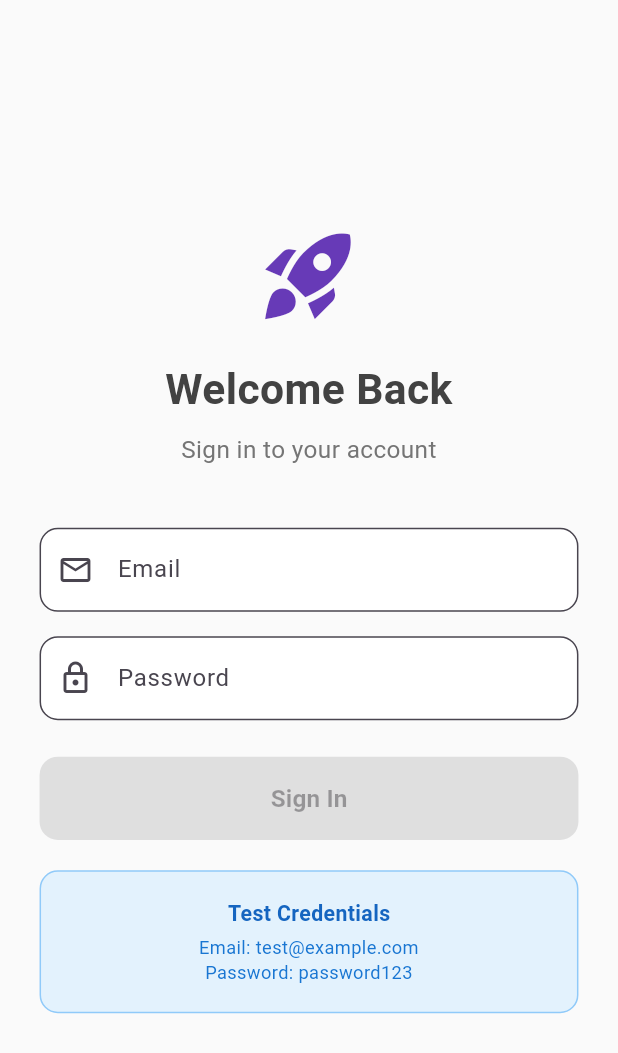
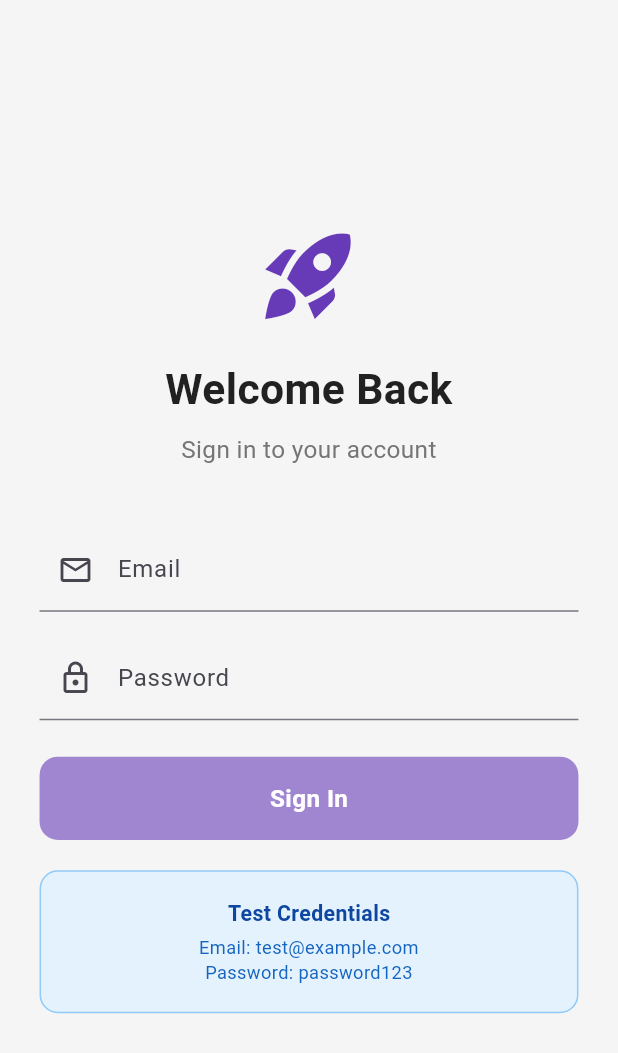
Before and after one commit to Roman4466/RedRocketTestTask, a Flutter app: the screen it shows after launch, on a phone screen of 412 x 824 dp. Shown: the top 1053 px of the screen. Run offline on Flutter 3.47's test engine with Material 3 defaults, Android fonts, the phone set to English and light mode, and no system bars; drawn by our look-alikes of reactive_forms; our stand-ins replace bloc, dio, equatable, flutter_bloc, flutter_dotenv, flutter_screenutil and 6 more.

Commit message:
Added styles

```diff
--- /dev/null
+++ b/lib/core/thema/app_colors.dart
@@ -0,0 +1,60 @@
+// lib/core/theme/app_colors.dart
+import 'package:flutter/material.dart';
+
+class AppColors {
+  // Primary Colors
+  static const Color primary = Color(0xFF673AB7); // Deep Purple
+  static const Color primaryLight = Color(0xFF9575CD);
+  static const Color primaryDark = Color(0xFF512DA8);
+
+  // Secondary Colors
+  static const Color secondary = Color(0xFF2196F3); // Blue
+  static const Color secondaryLight = Color(0xFF64B5F6);
+  static const Color secondaryDark = Color(0xFF1976D2);
+
+  // Background Colors
+  static const Color background = Color(0xFFF5F5F5);
+  static const Color surface = Color(0xFFFFFFFF);
+  static const Color surfaceVariant = Color(0xFFF0F0F0);
+
+  // Text Colors
+  static const Color textPrimary = Color(0xFF212121);
+  static const Color textSecondary = Color(0xFF757575);
+  static const Color textLight = Color(0xFF9E9E9E);
+  static const Color textOnPrimary = Color(0xFFFFFFFF);
+  static const Color textOnSecondary = Color(0xB3FFFFFF); // 70% opacity white
+
+  // Status Colors
+  static const Color error = Color(0xFFD32F2F);
+  static const Color success = Color(0xFF388E3C);
+  static const Color warning = Color(0xFFF57C00);
+  static const Color info = Color(0xFF1976D2);
+
+  // Test Credentials Box Colors
+  static const Color testCredentialsBg = Color(0xFFE3F2FD);
+  static const Color testCredentialsBorder = Color(0xFF90CAF9);
+  static const Color testCredentialsText = Color(0xFF1565C0);
+  static const Color testCredentialsTitle = Color(0xFF0D47A1);
+
+  // Card and Elevation Colors
+  static const Color cardBackground = Color(0xFFFFFFFF);
+  static const Color cardShadow = Color(0x1F000000);
+
+  // Input Field Colors
+  static const Color inputFill = Color(0xFFFFFFFF);
+  static const Color inputBorder = Color(0xFFE0E0E0);
+  static const Color inputFocused = primary;
+
+  // Gradients
+  static const LinearGradient primaryGradient = LinearGradient(
+    colors: [primary, primaryLight],
+    begin: Alignment.topLeft,
+    end: Alignment.bottomRight,
+  );
+
+  static const LinearGradient welcomeGradient = LinearGradient(
+    colors: [primary, Color(0xFF9575CD)],
+    begin: Alignment.topLeft,
+    end: Alignment.bottomRight,
+  );
+}
--- /dev/null
+++ b/lib/core/thema/app_text_styles.dart
@@ -0,0 +1,142 @@
+
+import 'package:flutter/material.dart';
+import 'package:flutter_screenutil/flutter_screenutil.dart';
+import 'app_colors.dart';
+
+class AppTextStyles {
+  // Headings
+  static TextStyle get h1 => TextStyle(
+    fontSize: 32.sp,
+    fontWeight: FontWeight.bold,
+    color: AppColors.textPrimary,
+  );
+
+  static TextStyle get h2 => TextStyle(
+    fontSize: 28.sp,
+    fontWeight: FontWeight.bold,
+    color: AppColors.textPrimary,
+  );
+
+  static TextStyle get h3 => TextStyle(
+    fontSize: 24.sp,
+    fontWeight: FontWeight.bold,
+    color: AppColors.textPrimary,
+  );
+
+  static TextStyle get h4 => TextStyle(
+    fontSize: 20.sp,
+    fontWeight: FontWeight.bold,
+    color: AppColors.textPrimary,
+  );
+
+  static TextStyle get h5 => TextStyle(
+    fontSize: 18.sp,
+    fontWeight: FontWeight.w600,
+    color: AppColors.textPrimary,
+  );
+
+  static TextStyle get h6 => TextStyle(
+    fontSize: 16.sp,
+    fontWeight: FontWeight.w600,
+    color: AppColors.textPrimary,
+  );
+
+  // Body Text
+  static TextStyle get bodyLarge => TextStyle(
+    fontSize: 16.sp,
+    fontWeight: FontWeight.normal,
+    color: AppColors.textPrimary,
+  );
+
+  static TextStyle get bodyMedium => TextStyle(
+    fontSize: 14.sp,
+    fontWeight: FontWeight.normal,
+    color: AppColors.textPrimary,
+  );
+
+  static TextStyle get bodySmall => TextStyle(
+    fontSize: 12.sp,
+    fontWeight: FontWeight.normal,
+    color: AppColors.textSecondary,
+  );
+
+  // Button Text
+  static TextStyle get buttonLarge => TextStyle(
+    fontSize: 16.sp,
+    fontWeight: FontWeight.w600,
+    color: AppColors.textOnPrimary,
+  );
+
+  static TextStyle get buttonMedium => TextStyle(
+    fontSize: 14.sp,
+    fontWeight: FontWeight.w600,
+    color: AppColors.textOnPrimary,
+  );
+
+  // Specialized Text Styles
+  static TextStyle get splashTitle => TextStyle(
+    fontSize: 32.sp,
+    fontWeight: FontWeight.bold,
+    color: AppColors.textOnPrimary,
+  );
+
+  static TextStyle get splashSubtitle => TextStyle(
+    fontSize: 16.sp,
+    fontWeight: FontWeight.normal,
+    color: AppColors.textOnSecondary,
+  );
+
+  static TextStyle get welcomeTitle => TextStyle(
+    fontSize: 28.sp,
+    fontWeight: FontWeight.bold,
+    color: AppColors.textPrimary,
+  );
+
+  static TextStyle get welcomeSubtitle => TextStyle(
+    fontSize: 16.sp,
+    fontWeight: FontWeight.normal,
+    color: AppColors.textSecondary,
+  );
+
+  static TextStyle get userNameStyle => TextStyle(
+    fontSize: 24.sp,
+    fontWeight: FontWeight.bold,
+    color: AppColors.textOnPrimary,
+  );
+
+  static TextStyle get userEmailStyle => TextStyle(
+    fontSize: 14.sp,
+    fontWeight: FontWeight.normal,
+    color: AppColors.textOnSecondary,
+  );
+
+  static TextStyle get cardTitle => TextStyle(
+    fontSize: 16.sp,
+    fontWeight: FontWeight.w600,
+    color: AppColors.textPrimary,
+  );
+
+  static TextStyle get cardSubtitle => TextStyle(
+    fontSize: 12.sp,
+    fontWeight: FontWeight.normal,
+    color: AppColors.textSecondary,
+  );
+
+  static TextStyle get testCredentialsTitle => TextStyle(
+    fontSize: 14.sp,
+    fontWeight: FontWeight.w600,
+    color: AppColors.testCredentialsTitle,
+  );
+
+  static TextStyle get testCredentialsBody => TextStyle(
+    fontSize: 12.sp,
+    fontWeight: FontWeight.normal,
+    color: AppColors.testCredentialsText,
+  );
+
+  static TextStyle get welcomeBackStyle => TextStyle(
+    fontSize: 16.sp,
+    fontWeight: FontWeight.normal,
+    color: AppColors.textOnSecondary,
+  );
+}
--- a/lib/presentation/pages/login/login_page.dart
+++ b/lib/presentation/pages/login/login_page.dart
@@ -3,9 +3,11 @@ import 'package:flutter_bloc/flutter_bloc.dart';
 import 'package:flutter_screenutil/flutter_screenutil.dart';
 import 'package:go_router/go_router.dart';
 import 'package:reactive_forms/reactive_forms.dart';
-import 'package:red_rocket_test_task/core/app_routes.dart';
 import 'package:red_rocket_test_task/l10n/l10n.dart';
 
+import '../../../core/app_routes.dart';
+import '../../../core/thema/app_colors.dart';
+import '../../../core/thema/app_text_styles.dart';
 import '../../bloc/auth_bloc.dart';
 
 class LoginPage extends StatefulWidget {
@@ -37,12 +39,12 @@ class _LoginPageState extends State<LoginPage> {
           context.go(AppRoutePaths.home);
         } else if (state is AuthError) {
           ScaffoldMessenger.of(context).showSnackBar(
-            SnackBar(content: Text(state.message), backgroundColor: Colors.red),
+            SnackBar(content: Text(state.message), backgroundColor: AppColors.error),
           );
         }
       },
       child: Scaffold(
-        backgroundColor: Colors.grey[50],
+        backgroundColor: AppColors.background,
         body: SafeArea(
           child: Padding(
             padding: EdgeInsets.all(24.w),
@@ -53,29 +55,26 @@ class _LoginPageState extends State<LoginPage> {
                   constraints: BoxConstraints(
                     minHeight: MediaQuery.of(context).size.height -
                         MediaQuery.of(context).padding.top -
-                        MediaQuery.of(context).padding.bottom - 48.w, // Account for padding
+                        MediaQuery.of(context).padding.bottom -
+                        48.w,
                   ),
                   child: IntrinsicHeight(
                     child: Column(
                       mainAxisAlignment: MainAxisAlignment.center,
                       crossAxisAlignment: CrossAxisAlignment.stretch,
                       children: [
-                        Icon(Icons.rocket_launch, size: 64.w, color: Colors.deepPurple),
+                        Icon(Icons.rocket_launch, size: 64.w, color: AppColors.primary),
                         SizedBox(height: 20.h),
                         Text(
                           l10n.welcomeBack,
                           textAlign: TextAlign.center,
-                          style: TextStyle(
-                            fontSize: 28.sp,
-                            fontWeight: FontWeight.bold,
-                            color: Colors.grey[800],
-                          ),
+                          style: AppTextStyles.welcomeTitle,
                         ),
                         SizedBox(height: 8.h),
                         Text(
                           l10n.signInToAccount,
                           textAlign: TextAlign.center,
-                          style: TextStyle(fontSize: 16.sp, color: Colors.grey[600]),
+                          style: AppTextStyles.welcomeSubtitle,
                         ),
                         SizedBox(height: 40.h),
                         ReactiveTextField<String>(
@@ -83,9 +82,6 @@ class _LoginPageState extends State<LoginPage> {
                           decoration: InputDecoration(
                             labelText: l10n.email,
                             prefixIcon: const Icon(Icons.email_outlined),
-                            border: OutlineInputBorder(borderRadius: BorderRadius.circular(12.r)),
-                            filled: true,
-                            fillColor: Colors.white,
                           ),
                           keyboardType: TextInputType.emailAddress,
                           validationMessages: {
@@ -100,9 +96,6 @@ class _LoginPageState extends State<LoginPage> {
                           decoration: InputDecoration(
                             labelText: l10n.password,
                             prefixIcon: const Icon(Icons.lock_outlined),
-                            border: OutlineInputBorder(borderRadius: BorderRadius.circular(12.r)),
-                            filled: true,
-                            fillColor: Colors.white,
                           ),
                           validationMessages: {
                             ValidationMessage.required: (_) => l10n.passwordRequired,
@@ -110,40 +103,56 @@ class _LoginPageState extends State<LoginPage> {
                           },
                         ),
                         SizedBox(height: 24.h),
-
-                        // Login button
                         BlocBuilder<AuthBloc, AuthState>(
                           builder: (context, state) {
                             final isLoading = state is AuthLoading;
 
                             return ReactiveFormConsumer(
                               builder: (context, formGroup, child) {
-                                return ElevatedButton(
-                                  onPressed: isLoading || formGroup.invalid
-                                      ? null
-                                      : () => _onLoginPressed(),
-                                  style: ElevatedButton.styleFrom(
-                                    backgroundColor: Colors.deepPurple,
-                                    foregroundColor: Colors.white,
+                                final isFormValid = formGroup.valid;
+
+                                return Column(
+                                  children: [
+                                    // Clickable container that handles both enabled and disabled states
+                                    GestureDetector(
+                                      onTap: () {
+                                        if (!isLoading) {
+                                          if (isFormValid) {
+                                            _onLoginPressed();
+                                          } else {
+                                            _showFormErrors(context, formGroup, l10n);
+                                          }
+                                        }
+                                      },
+                                      child: Container(
+                                        width: double.infinity,
                                         padding: EdgeInsets.symmetric(vertical: 16.h),
-                                    shape: RoundedRectangleBorder(
+                                        decoration: BoxDecoration(
+                                          color: isLoading || !isFormValid
+                                              ? AppColors.primary.withOpacity(0.6)
+                                              : AppColors.primary,
                                           borderRadius: BorderRadius.circular(12.r),
                                         ),
-                                    elevation: 2,
-                                  ),
+                                        child: Center(
                                           child: isLoading
                                               ? SizedBox(
                                             height: 20.h,
                                             width: 20.w,
                                             child: const CircularProgressIndicator(
                                               strokeWidth: 2,
-                                      valueColor: AlwaysStoppedAnimation<Color>(Colors.white),
+                                              valueColor: AlwaysStoppedAnimation<Color>(
+                                                AppColors.textOnPrimary,
+                                              ),
                                             ),
                                           )
                                               : Text(
                                             l10n.signIn,
-                                    style: TextStyle(fontSize: 16.sp, fontWeight: FontWeight.w600),
+                                            style: AppTextStyles.buttonLarge,
                                           ),
+                                        ),
+                                      ),
+                                    ),
+                                  ],
                                 );
                               },
                             );
@@ -153,25 +162,18 @@ class _LoginPageState extends State<LoginPage> {
                         Container(
                           padding: EdgeInsets.all(16.w),
                           decoration: BoxDecoration(
-                            color: Colors.blue[50],
+                            color: AppColors.testCredentialsBg,
                             borderRadius: BorderRadius.circular(12.r),
-                            border: Border.all(color: Colors.blue[200]!),
+                            border: Border.all(color: AppColors.testCredentialsBorder),
                           ),
                           child: Column(
                             children: [
-                              Text(
-                                l10n.testCredentials,
-                                style: TextStyle(
-                                  fontSize: 14.sp,
-                                  fontWeight: FontWeight.w600,
-                                  color: Colors.blue[800],
-                                ),
-                              ),
+                              Text(l10n.testCredentials, style: AppTextStyles.testCredentialsTitle),
                               SizedBox(height: 4.h),
                               Text(
                                 l10n.testCredentialsText,
                                 textAlign: TextAlign.center,
-                                style: TextStyle(fontSize: 12.sp, color: Colors.blue[700]),
+                                style: AppTextStyles.testCredentialsBody,
                               ),
                             ],
                           ),
@@ -197,6 +199,97 @@ class _LoginPageState extends State<LoginPage> {
     }
   }
 
+  void _showFormErrors(BuildContext context, FormGroup formGroup, dynamic l10n) {
+    formGroup.markAllAsTouched();
+
+    List<String> errorMessages = [];
+
+    final emailControl = formGroup.control('email');
+    if (emailControl.hasErrors) {
+      if (emailControl.hasError(ValidationMessage.required)) {
+        errorMessages.add(l10n.emailRequired);
+      } else if (emailControl.hasError(ValidationMessage.email)) {
+        errorMessages.add(l10n.invalidEmailFormat);
+      }
+    }
+
+    final passwordControl = formGroup.control('password');
+    if (passwordControl.hasErrors) {
+      if (passwordControl.hasError(ValidationMessage.required)) {
+        errorMessages.add(l10n.passwordRequired);
+      } else if (passwordControl.hasError(ValidationMessage.minLength)) {
+        errorMessages.add(l10n.passwordMinLength);
+      }
+    }
+
+    if (errorMessages.isNotEmpty) {
+      // Option 1: Show as SnackBar with all errors
+      final errorText = errorMessages.join('\n');
+      ScaffoldMessenger.of(context).showSnackBar(
+        SnackBar(
+          content: Column(
+            mainAxisSize: MainAxisSize.min,
+            crossAxisAlignment: CrossAxisAlignment.start,
+            children: [
+              Text(
+                l10n.pleaseFixErrors,
+                style: const TextStyle(fontWeight: FontWeight.bold),
+              ),
+              SizedBox(height: 4.h),
+              ...errorMessages.map((error) => Text('• $error')),
+            ],
+          ),
+          backgroundColor: AppColors.error,
+          duration: const Duration(seconds: 4),
+          behavior: SnackBarBehavior.floating,
+        ),
+      );
+
+      // Option 2: Show as Dialog (alternative approach)
+      // _showErrorDialog(context, l10n, errorMessages);
+    }
+  }
+  void _showErrorDialog(BuildContext context, dynamic l10n, List<String> errorMessages) {
+    showDialog(
+      context: context,
+      builder: (BuildContext context) {
+        return AlertDialog(
+          title: Row(
+            children: [
+              Icon(Icons.error_outline, color: AppColors.error),
+              SizedBox(width: 8.w),
+              Text(l10n.formIsInvalid),
+            ],
+          ),
+          content: Column(
+            mainAxisSize: MainAxisSize.min,
+            crossAxisAlignment: CrossAxisAlignment.start,
+            children: [
+              Text(l10n.pleaseFixErrors),
+              SizedBox(height: 12.h),
+              ...errorMessages.map((error) => Padding(
+                padding: EdgeInsets.only(bottom: 4.h),
+                child: Row(
+                  crossAxisAlignment: CrossAxisAlignment.start,
+                  children: [
+                    Text('• ', style: TextStyle(color: AppColors.error)),
+                    Expanded(child: Text(error)),
+                  ],
+                ),
+              )),
+            ],
+          ),
+          actions: [
+            TextButton(
+              onPressed: () => Navigator.of(context).pop(),
+              child: Text(l10n.ok),
+            ),
+          ],
+        );
+      },
+    );
+  }
+
   @override
   void dispose() {
     form.dispose();
```
Also changed, not shown: lib/core/thema/app_thema.dart (added, +110 -0 lines), lib/presentation/pages/home/home_page.dart (+15 -60 lines), lib/presentation/pages/splash/splash_page.dart (+8 -13 lines). Lines whose indentation alone changed are shown as unchanged.
